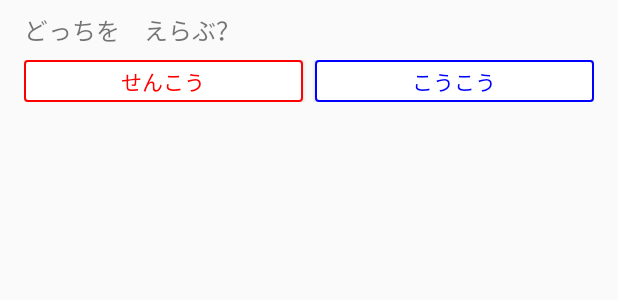
After one commit to prd-xxx/LastOne_android, an Android app: the layout dialog_turn_select.xml on its own in the app's theme, with its tools: preview values and no code run, on a phone screen of 412 x 824 dp. The commit adds this screen. Shown: the top 300 px of the screen. Run offline under Robolectric (Android 15) with nearby library versions, the phone set to English and light mode, and no system bars.

Commit message:
先攻後攻ダイアログのheightをスリムにした

```diff
--- a/app/src/main/java/xxx/prd/lastone/GameActivity.java
+++ b/app/src/main/java/xxx/prd/lastone/GameActivity.java
@@ -225,22 +225,7 @@ public class GameActivity extends Activity {
 
     private void showTurnSelectDialog() {
         TextView opponentColor = (TextView) findViewById(R.id.opponent_color);
-        DialogInterface.OnClickListener dialogClickListener = (dialog, which) -> {
-            switch (which){
-                case DialogInterface.BUTTON_POSITIVE:
-                    mAreYouFirst = false;
-                    opponentColor.setTextColor(Color.RED);
-                    operateComTurn();
-                    break;
-                case DialogInterface.BUTTON_NEGATIVE:
-                    mAreYouFirst = true;
-                    opponentColor.setTextColor(Color.BLUE);
-                    TextView whoseTurn = (TextView) findViewById(R.id.whose_turn);
-                    whoseTurn.setText(R.string.you);
-                    whoseTurn.invalidate();
-                    break;
-            }
-        };
+        View dialogView = LayoutInflater.from(this).inflate(R.layout.dialog_turn_select, null);
         //バックキー等でダイアログが閉じられた場合は先攻として扱う
         DialogInterface.OnDismissListener dismissListener = (dialog) -> {
             if(opponentColor.getCurrentTextColor() == Color.RED) return;
@@ -252,11 +237,26 @@ public class GameActivity extends Activity {
             whoseTurn.invalidate();
         };
         AlertDialog.Builder builder = new AlertDialog.Builder(this);
-        builder.setMessage(getString(R.string.turn_select))
-                .setPositiveButton(R.string.second, dialogClickListener)
-                .setNegativeButton(R.string.first, dialogClickListener)
+        AlertDialog dialog = builder.setView(dialogView)
                 .setOnDismissListener(dismissListener)
-                .show();
+                .create();
+        Button firstButton = (Button) dialogView.findViewById(R.id.first_button);
+        firstButton.setOnClickListener(view -> {
+            mAreYouFirst = true;
+            opponentColor.setTextColor(Color.BLUE);
+            TextView whoseTurn = (TextView) findViewById(R.id.whose_turn);
+            whoseTurn.setText(R.string.you);
+            whoseTurn.invalidate();
+            dialog.dismiss();
+        });
+        Button secondButton = (Button) dialogView.findViewById(R.id.second_button);
+        secondButton.setOnClickListener(view -> {
+            mAreYouFirst = false;
+            opponentColor.setTextColor(Color.RED);
+            operateComTurn();
+            dialog.dismiss();
+        });
+        dialog.show();
     }
 
     private void showGameEndDialog() {
--- /dev/null
+++ b/app/src/main/res/drawable/button_blue.xml
@@ -0,0 +1,6 @@
+<?xml version="1.0" encoding="utf-8"?>
+<shape xmlns:android="http://schemas.android.com/apk/res/android" android:shape="rectangle">
+    <corners android:radius="2dp"/>
+    <solid android:color="#ffffff"/>
+    <stroke android:width="1dp" android:color="#0000ff"/>
+</shape>
--- /dev/null
+++ b/app/src/main/res/drawable/button_red.xml
@@ -0,0 +1,6 @@
+<?xml version="1.0" encoding="utf-8"?>
+<shape xmlns:android="http://schemas.android.com/apk/res/android" android:shape="rectangle">
+    <corners android:radius="2dp"/>
+    <solid android:color="#ffffff"/>
+    <stroke android:width="1dp" android:color="#ff0000"/>
+</shape>
--- /dev/null
+++ b/app/src/main/res/layout/dialog_turn_select.xml
@@ -0,0 +1,49 @@
+<?xml version="1.0" encoding="utf-8"?>
+<androidx.constraintlayout.widget.ConstraintLayout xmlns:android="http://schemas.android.com/apk/res/android"
+    android:layout_width="match_parent"
+    android:layout_height="wrap_content"
+    xmlns:app="http://schemas.android.com/apk/res-auto">
+
+    <TextView
+        android:id="@+id/dialog_title"
+        android:layout_width="wrap_content"
+        android:layout_height="wrap_content"
+        app:layout_constraintTop_toTopOf="parent"
+        app:layout_constraintStart_toStartOf="parent"
+        android:layout_marginTop="8dp"
+        android:layout_marginStart="16dp"
+        android:text="@string/turn_select"
+        android:textSize="16sp"/>
+
+    <LinearLayout
+        android:layout_width="match_parent"
+        android:layout_height="wrap_content"
+        android:orientation="horizontal"
+        app:layout_constraintTop_toBottomOf="@id/dialog_title"
+        app:layout_constraintBottom_toBottomOf="parent"
+        android:layout_marginHorizontal="16dp"
+        android:layout_marginVertical="8dp">
+        <Button
+            android:id="@+id/first_button"
+            android:layout_width="0dp"
+            android:layout_height="28dp"
+            android:layout_weight="1"
+            android:layout_marginEnd="4dp"
+            android:background="@drawable/button_red"
+            android:text="@string/first"
+            android:textColor="#ff0000"/>
+        <Button
+            android:id="@+id/second_button"
+            android:layout_width="0dp"
+            android:layout_height="28dp"
+            android:layout_weight="1"
+            android:layout_marginStart="4dp"
+            android:background="@drawable/button_blue"
+            android:text="@string/second"
+            android:textColor="#0000ff"/>
+    </LinearLayout>
+
+
+
+
+</androidx.constraintlayout.widget.ConstraintLayout>
```
